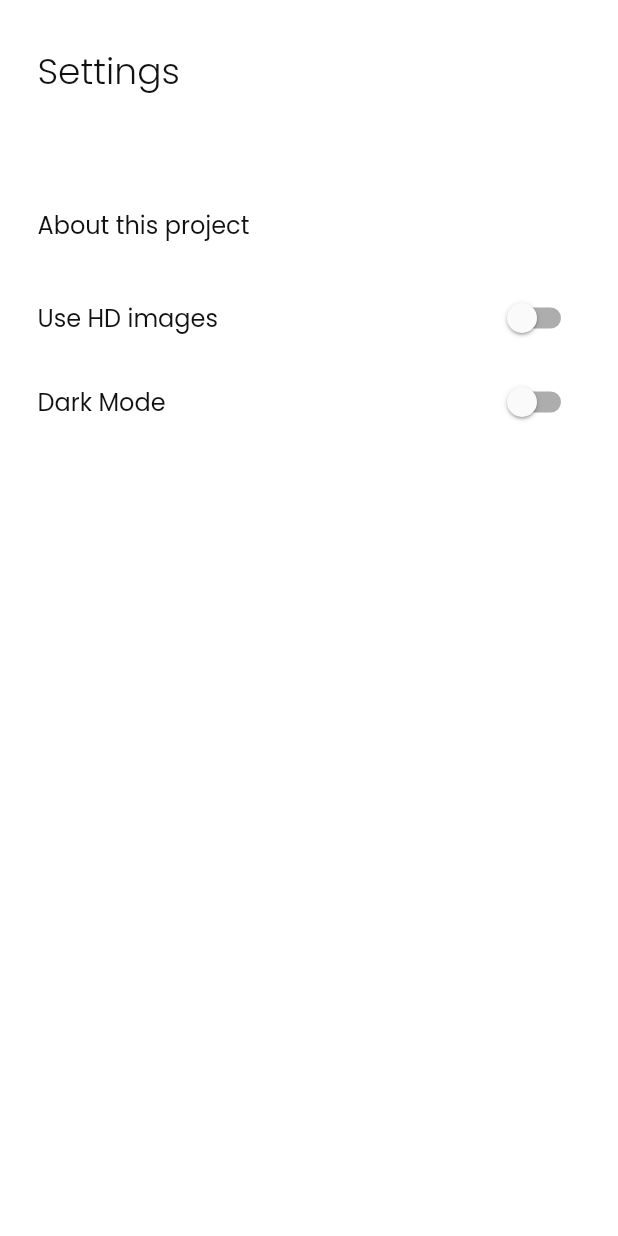
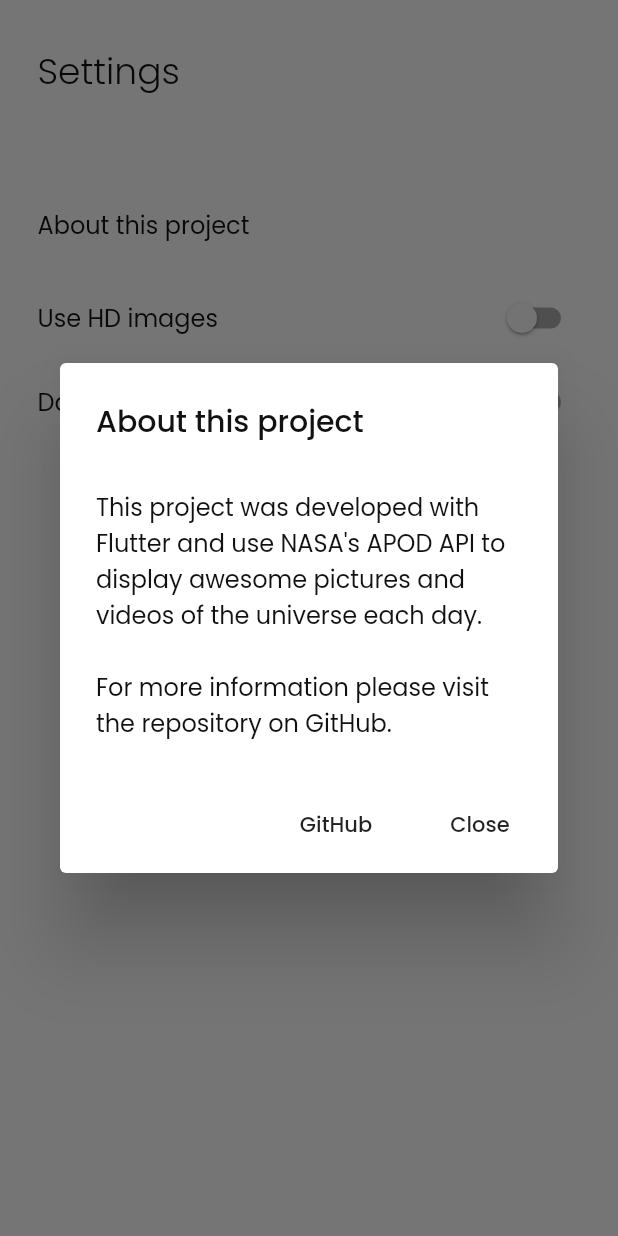
Before and after one commit to WillACosta/astronomy, a Flutter app: the SettingsPage screen opened directly, after a tap on "About this project", on a phone screen of 412 x 824 dp. Run offline on Flutter 3.47's test engine with Material 2 defaults, Android fonts, the phone set to English and light mode, and no system bars; our stand-ins replace cached_network_image, dio, flutter_dotenv, flutter_local_notifications, flutter_mobx, fluttertoast and 10 more; missing offline and left inert: social_share; accounts and stored records are empty; generated files the repository leaves out were written again.

Commit message:
feat: Add action modal

```diff
--- a/lib/app_theme.dart
+++ b/lib/app_theme.dart
@@ -29,11 +29,12 @@ final darkTheme = ThemeData(
   ),
   textTheme: GoogleFonts.poppinsTextTheme().apply(
     displayColor: AppColors.secondary,
-    bodyColor: AppColors.secondary
+    bodyColor: AppColors.secondary,
   ),
   appBarTheme: AppBarTheme(
     backgroundColor: AppColors.primary,
   ),
+  switchTheme: SwitchThemeData(),
 );
 
 final lightTheme = ThemeData(
@@ -54,7 +55,7 @@ final lightTheme = ThemeData(
   ),
   textTheme: GoogleFonts.poppinsTextTheme().apply(
     displayColor: AppColors.primary,
-    bodyColor: AppColors.primary
+    bodyColor: AppColors.primary,
   ),
   appBarTheme: AppBarTheme(
     backgroundColor: AppColors.primary,
--- /dev/null
+++ b/lib/presentation/pages/settings/components/alert_dialog_widget.dart
@@ -0,0 +1,43 @@
+import 'dart:io';
+
+import 'package:astronomy/presentation/utils/utils.dart';
+import 'package:flutter/cupertino.dart';
+import 'package:flutter/material.dart';
+
+class AlertDialogWidget extends StatelessWidget {
+  const AlertDialogWidget({
+    Key? key,
+    required this.title,
+    required this.content,
+    this.actions = const <Widget>[],
+  }) : super(key: key);
+
+  final String title;
+  final String content;
+  final List<Widget> actions;
+
+  @override
+  Widget build(BuildContext context) {
+    return Platform.isIOS
+        ? CupertinoAlertDialog(
+            title: Text(title),
+            content: Padding(
+              padding: EdgeInsets.only(
+                top: getProportionateScreenHeight(10),
+              ),
+              child: Text(content, textAlign: TextAlign.left),
+            ),
+            actions: actions,
+          )
+        : AlertDialog(
+            title: Text(title),
+            content: Padding(
+              padding: EdgeInsets.only(
+                top: getProportionateScreenHeight(10),
+              ),
+              child: Text(content, textAlign: TextAlign.left),
+            ),
+            actions: actions,
+          );
+  }
+}
--- a/lib/presentation/pages/settings/settings_page.dart
+++ b/lib/presentation/pages/settings/settings_page.dart
@@ -1,9 +1,16 @@
+import 'dart:io';
+
+import 'package:flutter/cupertino.dart';
 import 'package:flutter_mobx/flutter_mobx.dart';
 import 'package:flutter/material.dart';
 
 import '../../../application/settings/settings_store.dart';
 import '../../../external/dependency_injection/locator.dart';
+import '../../../application/shared/shared_store.dart';
+import '../../routes/route_navigator.dart';
 import '../../widgets/widgets.dart';
+
+import 'components/alert_dialog_widget.dart';
 
 import '../../utils/utils.dart'
     show
@@ -16,6 +23,7 @@ class SettingsPage extends StatelessWidget {
   const SettingsPage({Key? key}) : super(key: key);
 
   static final store = locator<SettingsStore>();
+  static final sharedStore = locator<SharedStore>();
 
   @override
   Widget build(BuildContext context) {
@@ -35,7 +43,7 @@ class SettingsPage extends StatelessWidget {
               SizedBox(height: getProportionateScreenHeight(60)),
               SettingsListTile(
                 label: 'About this project',
-                onTap: () {},
+                onTap: () => showAboutDialog(context),
               ),
               SizedBox(height: getProportionateScreenHeight(10)),
               Observer(builder: (_) {
@@ -64,4 +72,64 @@ class SettingsPage extends StatelessWidget {
       ),
     );
   }
+
+  showAboutDialog(BuildContext context) {
+    String title = 'About this project';
+    String content =
+        "This project was developed with Flutter and use NASA's APOD API to display awesome pictures and videos of the universe each day.\n\nFor more information please visit the repository on GitHub.";
+
+    var cupertinoActions = [
+      CupertinoDialogAction(
+        isDefaultAction: true,
+        child: Text('GitHub'),
+        onPressed: () => sharedStore.launchUrl(
+          'https://github.com/WillACosta/astronomy',
+        ),
+      ),
+      CupertinoDialogAction(
+        isDestructiveAction: true,
+        child: Text("Close"),
+        onPressed: () => closeRoute(context),
+      )
+    ];
+
+    var materialActions = [
+      MaterialButton(
+        child: Text('GitHub'),
+        onPressed: () => sharedStore.launchUrl(
+          'https://github.com/WillACosta/astronomy',
+        ),
+      ),
+      MaterialButton(
+        child: Text("Close"),
+        onPressed: () => closeRoute(context),
+      )
+    ];
+
+    if (Platform.isIOS) {
+      showCupertinoDialog(
+        context: context,
+        builder: (_) {
+          return AlertDialogWidget(
+            title: title,
+            content: content,
+            actions: cupertinoActions,
+          );
+        },
+      );
+    }
+
+    if (Platform.isAndroid) {
+      showDialog(
+        context: context,
+        builder: (_) {
+          return AlertDialogWidget(
+            title: title,
+            content: content,
+            actions: materialActions,
+          );
+        },
+      );
+    }
+  }
 }
--- /dev/null
+++ b/lib/presentation/widgets/ios/cupertino_alert_dialog_widget.dart
@@ -0,0 +1,12 @@
+import 'package:flutter/cupertino.dart';
+
+class CupertinoAlertDialogComponent extends StatelessWidget {
+  const CupertinoAlertDialogComponent({Key? key}) : super(key: key);
+
+  @override
+  Widget build(BuildContext context) {
+    return Container(
+      child: null,
+    );
+  }
+}
--- a/lib/presentation/widgets/settings_list_tile.dart
+++ b/lib/presentation/widgets/settings_list_tile.dart
@@ -17,7 +17,7 @@ class SettingsListTile extends StatelessWidget {
     return ListTile(
       contentPadding: EdgeInsets.all(0),
       tileColor: Theme.of(context).primaryColor,
-      onTap: () {},
+      onTap: onTap,
       title: Text(
         label,
         style: AppTextStyles.body(),
```
